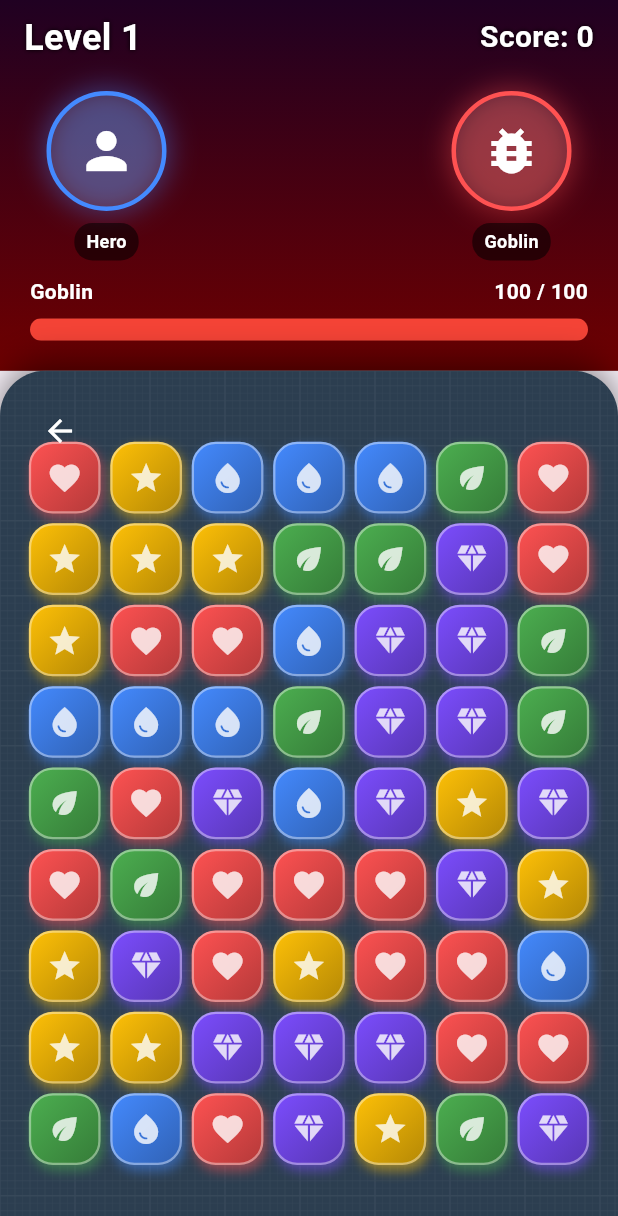
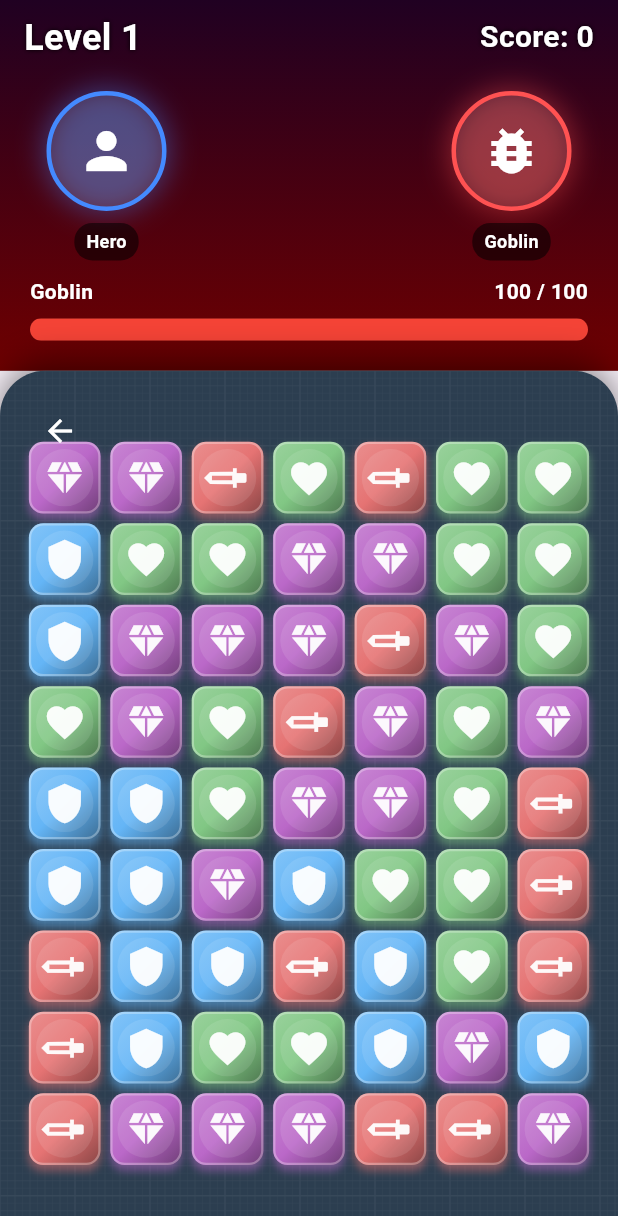
Before and after one commit to Shoaib-MH41/Offline-2D-Puzzle-Game, a Flutter app: the screen it shows after launch, after a tap on "PLAY", on a phone screen of 412 x 824 dp. Shown: the top 1216 px of the screen. Run offline on Flutter 3.47's test engine with Material 3 defaults, Android fonts, the phone set to English and light mode, and no system bars; our stand-ins replace shared_preferences.

```diff
--- a/lib/models/tile.dart
+++ b/lib/models/tile.dart
@@ -1,10 +1,10 @@
 enum TileType {
-  red,
-  blue,
-  green,
-  yellow,
-  purple,
-  empty, // For empty spaces
+  sword,
+  shield,
+  crystal,
+  heart,
+  bomb,
+  empty,
 }
 
 class Tile {
@@ -12,16 +12,16 @@ class Tile {
   TileType type;
   int row;
   int col;
-  bool isBomb;
 
   Tile({
     required this.id,
     required this.type,
     required this.row,
     required this.col,
-    this.isBomb = false,
   });
 
+  bool get isBomb => type == TileType.bomb;
+
   @override
-  String toString() => 'Tile(id: $id, type: $type, row: $row, col: $col, isBomb: $isBomb)';
+  String toString() => 'Tile(id: $id, type: $type, row: $row, col: $col)';
 }
--- a/lib/widgets/board_widget.dart
+++ b/lib/widgets/board_widget.dart
@@ -43,10 +43,14 @@ class BoardWidget extends StatelessWidget {
                     top: offsetY + (tile.row * size) + (size - tileSize) / 2,
                     width: tileSize,
                     height: tileSize,
-                    child: TileWidget(
-                      tile: tile,
-                      size: tileSize,
-                      onTap: () => game.handleTap(tile.row, tile.col),
+                    child: _TileGestureDetector(
+                      onSwipe: (dir) {
+                        game.handleSwap(tile.row, tile.col, dir);
+                      },
+                      child: TileWidget(
+                        tile: tile,
+                        size: tileSize,
+                      ),
                     ),
                   )
                 );
@@ -63,3 +67,44 @@ class BoardWidget extends StatelessWidget {
     );
   }
 }
+
+class _TileGestureDetector extends StatefulWidget {
+  final Widget child;
+  final Function(Direction) onSwipe;
+
+  const _TileGestureDetector({required this.child, required this.onSwipe});
+
+  @override
+  State<_TileGestureDetector> createState() => _TileGestureDetectorState();
+}
+
+class _TileGestureDetectorState extends State<_TileGestureDetector> {
+  Offset? _startPos;
+
+  @override
+  Widget build(BuildContext context) {
+    return GestureDetector(
+      onPanStart: (details) => _startPos = details.localPosition,
+      onPanUpdate: (details) {
+         if (_startPos == null) return;
+         final dy = details.localPosition.dy - _startPos!.dy;
+         final dx = details.localPosition.dx - _startPos!.dx;
+
+         // Threshold for swipe detection (e.g. 10% of tile or fixed px)
+         // Using fixed px for simplicity
+         if (dx.abs() > 15 || dy.abs() > 15) {
+            Direction? dir;
+            if (dx.abs() > dy.abs()) {
+               dir = dx > 0 ? Direction.right : Direction.left;
+            } else {
+               dir = dy > 0 ? Direction.down : Direction.up;
+            }
+            widget.onSwipe(dir);
+            _startPos = null; // Reset to prevent multiple triggers
+         }
+      },
+      onPanEnd: (_) => _startPos = null,
+      child: widget.child,
+    );
+  }
+}
--- a/lib/widgets/tile_widget.dart
+++ b/lib/widgets/tile_widget.dart
@@ -1,126 +1,117 @@
 import 'package:flutter/material.dart';
 import '../models/tile.dart';
 
-class TileWidget extends StatefulWidget {
+class TileWidget extends StatelessWidget {
   final Tile tile;
   final double size;
-  final VoidCallback onTap;
 
   const TileWidget({
     super.key,
     required this.tile,
     required this.size,
-    required this.onTap,
   });
 
   @override
-  State<TileWidget> createState() => _TileWidgetState();
-}
+  Widget build(BuildContext context) {
+    if (tile.type == TileType.empty) return const SizedBox.shrink();
 
-class _TileWidgetState extends State<TileWidget> with SingleTickerProviderStateMixin {
-  late AnimationController _controller;
-  late Animation<double> _scaleAnimation;
+    final isBomb = tile.isBomb || tile.type == TileType.bomb;
 
-  @override
-  void initState() {
-    super.initState();
-    _controller = AnimationController(
-      vsync: this,
-      duration: const Duration(milliseconds: 100),
-    );
-    _scaleAnimation = Tween<double>(begin: 1.0, end: 0.9).animate(
-      CurvedAnimation(parent: _controller, curve: Curves.easeInOut)
-    );
-  }
-
-  @override
-  void dispose() {
-    _controller.dispose();
-    super.dispose();
-  }
-
-  void _handleTap() {
-    _controller.forward().then((_) {
-      _controller.reverse();
-      widget.onTap();
-    });
-  }
-
-  @override
-  Widget build(BuildContext context) {
-    if (widget.tile.type == TileType.empty) return const SizedBox.shrink();
-
-    return GestureDetector(
-      onTap: _handleTap,
-      child: ScaleTransition(
-        scale: _scaleAnimation,
-        child: Container(
-          width: widget.size,
-          height: widget.size,
+    return Container(
+      width: size,
+      height: size,
       decoration: BoxDecoration(
         gradient: LinearGradient(
           begin: Alignment.topLeft,
           end: Alignment.bottomRight,
-              colors: _getGradientColors(widget.tile.type),
+          colors: _getGradientColors(tile.type),
         ),
-            borderRadius: BorderRadius.circular(16),
+        borderRadius: BorderRadius.circular(size * 0.2), // Rounded
         boxShadow: [
            BoxShadow(
-                 color: _getColor(widget.tile.type).withValues(alpha: 0.5),
-                 blurRadius: 6,
-                 offset: const Offset(2, 4),
+             color: _getColor(tile.type).withValues(alpha: 0.5),
+             blurRadius: 4,
+             offset: const Offset(0, 4),
            ),
-               if (widget.tile.isBomb)
-                  const BoxShadow(
-                    color: Colors.white,
-                    blurRadius: 10,
+           if (isBomb)
+              BoxShadow(
+                color: Colors.orangeAccent.withValues(alpha: 0.6),
+                blurRadius: 12,
                 spreadRadius: 2,
               )
         ],
         border: Border.all(
-              color: Colors.white.withValues(alpha: 0.4),
+          color: Colors.white.withValues(alpha: 0.3),
           width: 1.5
         ),
       ),
-          child: Center(
-            child: widget.tile.isBomb
-              ? Icon(Icons.bolt, color: Colors.white, size: widget.size * 0.6)
-              : _getIcon(widget.tile.type, widget.size),
+      child: Stack(
+        alignment: Alignment.center,
+        children: [
+          // Subtle inner glow/pattern
+          Container(
+             decoration: BoxDecoration(
+               shape: BoxShape.circle,
+               color: Colors.white.withValues(alpha: 0.1),
              ),
+             width: size * 0.8,
+             height: size * 0.8,
           ),
+          _getIcon(tile.type, size),
+        ],
       ),
     );
   }
 
   List<Color> _getGradientColors(TileType type) {
     Color base = _getColor(type);
-    return [
-      base,
-      Color.lerp(base, Colors.black, 0.3)!,
-    ];
+    Color dark = Color.lerp(base, Colors.black, 0.4)!;
+    Color light = Color.lerp(base, Colors.white, 0.2)!;
+
+    // Reverse gradient for depth
+    return [light, base, dark];
   }
 
   Color _getColor(TileType type) {
     switch (type) {
-      case TileType.red: return Colors.redAccent;
-      case TileType.blue: return Colors.blueAccent;
-      case TileType.green: return Colors.green;
-      case TileType.yellow: return Colors.amber;
-      case TileType.purple: return Colors.deepPurpleAccent;
+      case TileType.sword: return const Color(0xFFE57373); // Red
+      case TileType.shield: return const Color(0xFF64B5F6); // Blue
+      case TileType.crystal: return const Color(0xFFBA68C8); // Purple
+      case TileType.heart: return const Color(0xFF81C784); // Green
+      case TileType.bomb: return const Color(0xFF424242); // Dark/Black
       case TileType.empty: return Colors.transparent;
     }
   }
 
-  Widget? _getIcon(TileType type, double size) {
-    IconData? icon;
+  Widget _getIcon(TileType type, double size) {
+    IconData icon;
+    double iconSize = size * 0.6;
+    Color color = Colors.white.withValues(alpha: 0.95);
+
     switch (type) {
-      case TileType.red: icon = Icons.favorite; break;
-      case TileType.blue: icon = Icons.water_drop; break;
-      case TileType.green: icon = Icons.eco; break;
-      case TileType.yellow: icon = Icons.star; break;
-      case TileType.purple: icon = Icons.diamond; break;
-      case TileType.empty: return null;
+      case TileType.sword:
+        icon = Icons.colorize;
+        return Transform.rotate(
+          angle: 3.14 / 4, // 45 degrees
+          child: Icon(icon, color: color, size: iconSize),
+        );
+      case TileType.shield:
+        icon = Icons.shield;
+        break;
+      case TileType.crystal:
+        icon = Icons.diamond;
+        break;
+      case TileType.heart:
+        icon = Icons.favorite;
+        break;
+      case TileType.bomb:
+        icon = Icons.whatshot;
+        color = Colors.orangeAccent;
+        break;
+      case TileType.empty:
+        return const SizedBox.shrink();
     }
-    return Icon(icon, color: Colors.white.withValues(alpha: 0.8), size: size * 0.5);
+
+    return Icon(icon, color: color, size: iconSize);
   }
 }
```
Also changed, not shown: lib/providers/game_provider.dart (+223 -92 lines), lib/screens/game_screen.dart (+9 -4 lines), 1 other file. Lines whose indentation alone changed are shown as unchanged.
